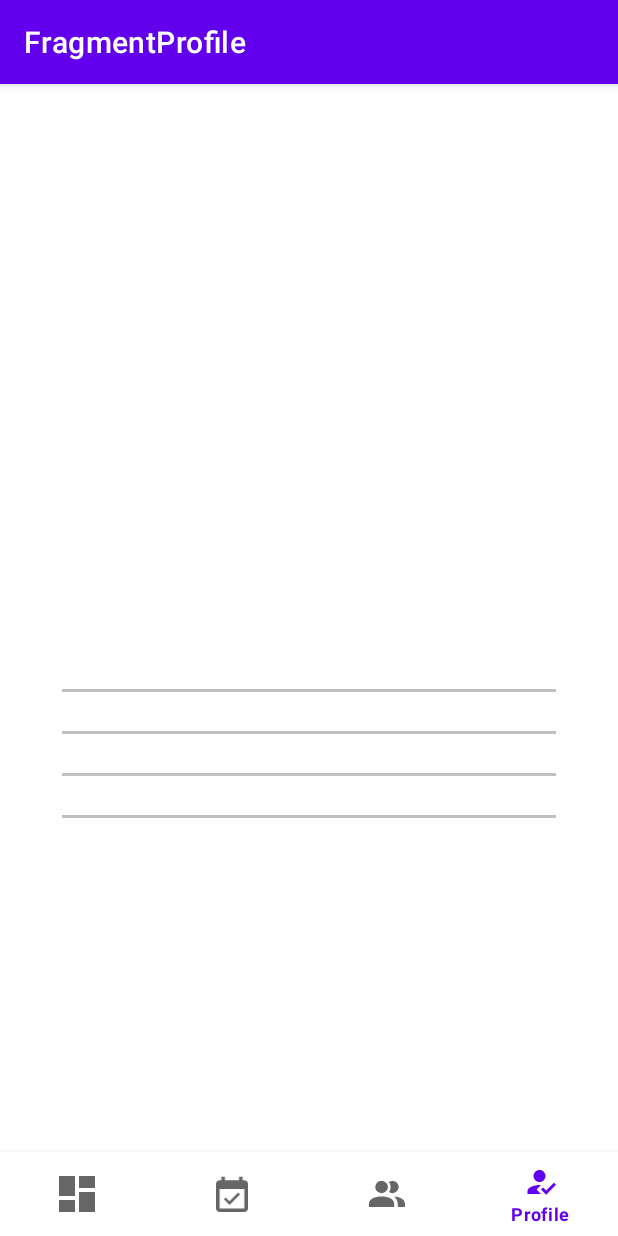
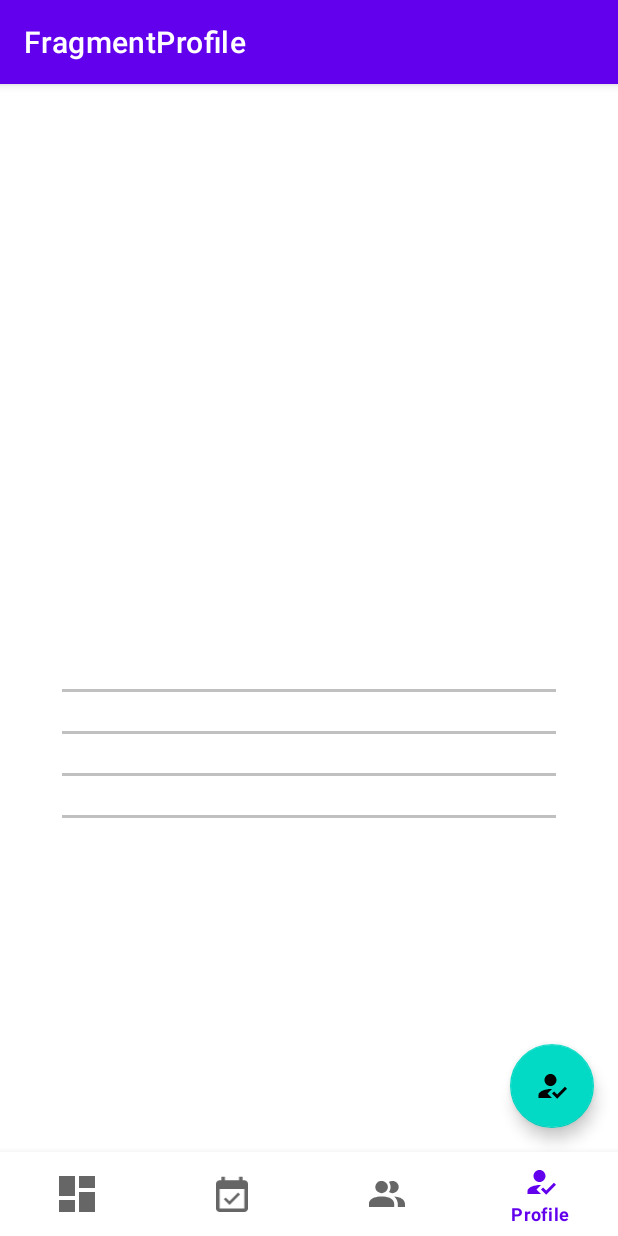
Before and after one commit to kati1989/Android2022, an Android app: the FragmentProfile screen opened through its navigation route, on a phone screen of 412 x 824 dp. Run offline under Robolectric (Android 15) with nearby library versions, the phone set to English and light mode, and no system bars; our stand-ins replace data binding, navigation-ui; pictures from the network do not load.

Commit message:
-created update profile feature -added autologin feature

```diff
--- a/app/src/main/java/com/treetrack/api/ApiActions.kt
+++ b/app/src/main/java/com/treetrack/api/ApiActions.kt
@@ -3,6 +3,8 @@ package com.treetrack.api
 import com.treetrack.api.data.activities.ActivitiesResponseItem
 import com.treetrack.api.data.authentication.LoginRequest
 import com.treetrack.api.data.authentication.LoginResponse
+import com.treetrack.api.data.profile.UpdateUserRequest
+import com.treetrack.api.data.profile.UpdateUserResponse
 import com.treetrack.api.data.profile.UserResponse
 import com.treetrack.api.data.tasks.TaskRequest
 import com.treetrack.api.data.tasks.TaskResponse
@@ -22,6 +24,12 @@ interface ApiActions {
     @GET("/user")
     suspend fun user(@Header("token") token: String): Response<UserResponse>
 
+    @POST("/users/updateProfile")
+    suspend fun updateUser(
+        @Header("token") token: String,
+        @Body updateUserRequest: UpdateUserRequest
+    ): Response<UpdateUserResponse>
+
     @GET("/activity/getActivities")
     suspend fun getActivities(@Header("token") token: String): Response<ArrayList<ActivitiesResponseItem>>
 
--- /dev/null
+++ b/app/src/main/java/com/treetrack/api/data/profile/UpdateUserResponse.kt
@@ -0,0 +1,5 @@
+package com.treetrack.api.data.profile
+
+data class UpdateUserResponse(
+    val message: String
+)
--- a/app/src/main/java/com/treetrack/profile/FragmentProfile.kt
+++ b/app/src/main/java/com/treetrack/profile/FragmentProfile.kt
@@ -8,6 +8,7 @@ import androidx.databinding.DataBindingUtil
 import androidx.fragment.app.Fragment
 import androidx.fragment.app.activityViewModels
 import androidx.fragment.app.viewModels
+import androidx.navigation.fragment.findNavController
 import coil.load
 import com.treetrack.R
 import com.treetrack.authentication.FragmentLoginViewModel
@@ -36,7 +37,9 @@ class FragmentProfile : Fragment() {
             viewModel.profileUser.value = it
             loadProfilePicture()
         }
-
+        binding.fabUpdateProfile.setOnClickListener {
+            findNavController().navigate(R.id.action_fragmentProfile_to_fragmentUpdateProfile)
+        }
     }
 
     private fun loadProfilePicture() {
--- a/app/src/main/res/layout/fragment_profile.xml
+++ b/app/src/main/res/layout/fragment_profile.xml
@@ -91,5 +91,15 @@
                 android:textSize="16sp"
                 tools:text="Office Location: Targu Mures" />
         </LinearLayout>
+
+        <com.google.android.material.floatingactionbutton.FloatingActionButton
+            android:id="@+id/fab_update_profile"
+            android:layout_width="wrap_content"
+            android:layout_height="wrap_content"
+            android:layout_marginEnd="@dimen/default_space"
+            android:layout_marginBottom="@dimen/default_space"
+            android:src="@drawable/ic_profile"
+            app:layout_constraintBottom_toBottomOf="parent"
+            app:layout_constraintEnd_toEndOf="parent" />
     </androidx.constraintlayout.widget.ConstraintLayout>
 </layout>
--- a/app/src/main/res/navigation/nav_graph_home.xml
+++ b/app/src/main/res/navigation/nav_graph_home.xml
@@ -31,11 +31,19 @@
         android:id="@+id/fragmentProfile"
         android:name="com.treetrack.profile.FragmentProfile"
         android:label="FragmentProfile"
-        tools:layout="@layout/fragment_profile" />
+        tools:layout="@layout/fragment_profile" >
+        <action
+            android:id="@+id/action_fragmentProfile_to_fragmentUpdateProfile"
+            app:destination="@id/fragmentUpdateProfile" />
+    </fragment>
     <fragment
         android:id="@+id/fragmentAddTask"
         android:name="com.treetrack.tasks.FragmentAddTask"
         android:label="FragmentAddTask"
         tools:layout="@layout/fragment_add_task" />
+    <fragment
+        android:id="@+id/fragmentUpdateProfile"
+        android:name="com.treetrack.profile.FragmentUpdateProfile"
+        android:label="FragmentUpdateProfile" />
 
 </navigation>
```
Also changed, not shown: app/src/main/java/com/treetrack/api/ApiRepository.kt (+9 -0 lines), app/src/main/java/com/treetrack/api/data/profile/UpdateUserRequest.kt (added, +9 -0 lines), app/src/main/java/com/treetrack/authentication/FragmentLogin.kt (+25 -2 lines), app/src/main/java/com/treetrack/profile/FragmentUpdateProfile.kt (added, +89 -0 lines), app/src/main/java/com/treetrack/profile/FragmentUpdateProfileViewModel.kt (added, +14 -0 lines), app/src/main/java/com/treetrack/profile/GlobalUserViewModel.kt (+11 -0 lines), app/src/main/res/layout/fragment_update_profile.xml (added, +68 -0 lines).
